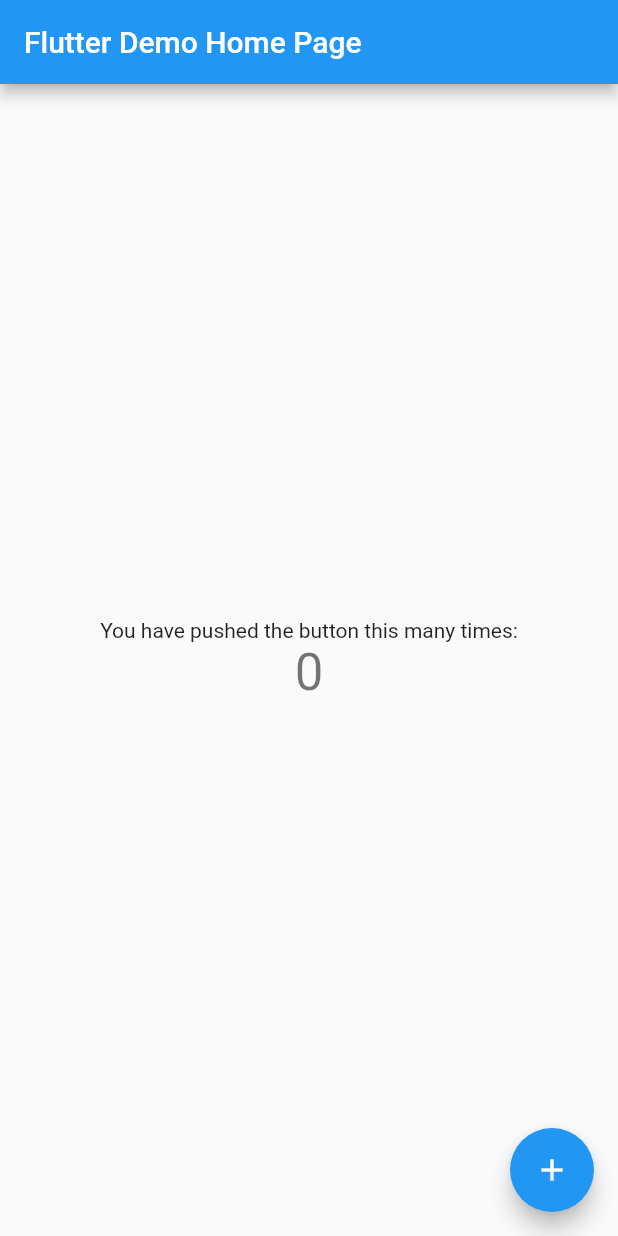
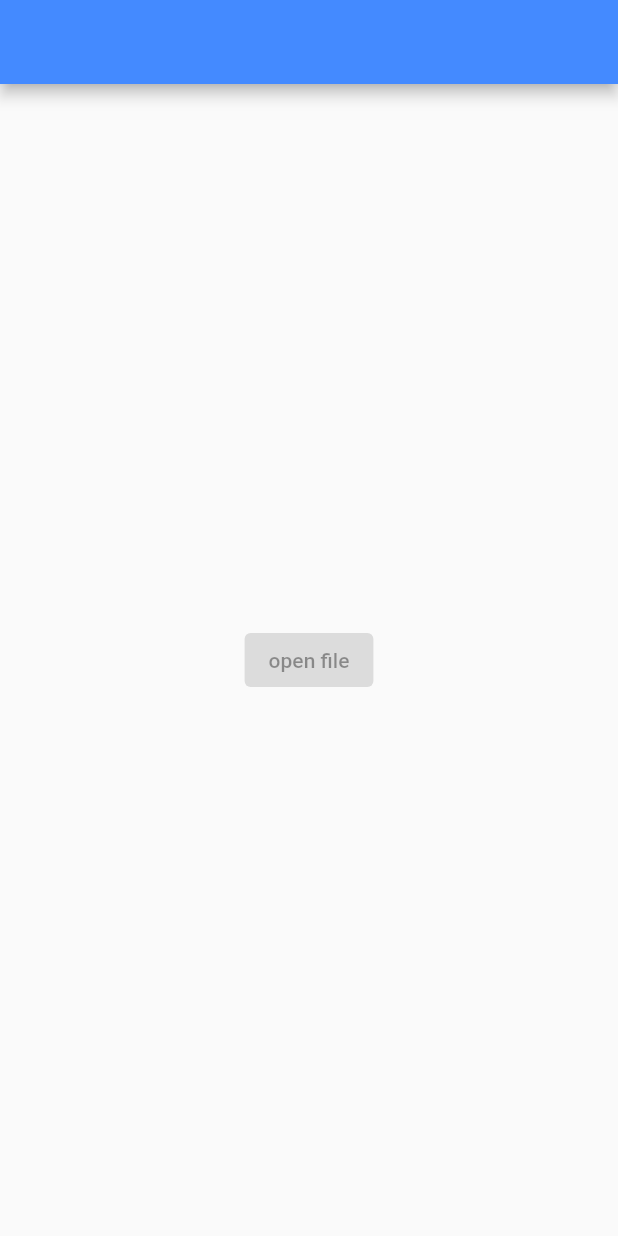
Before and after one commit to ychsue/class_grades_analyzer, a Flutter app: the screen it shows after launch, on a phone screen of 412 x 824 dp. Run offline on Flutter 3.47's test engine with Material 2 defaults, Android fonts, the phone set to English and light mode, and no system bars; our stand-ins replace get; Roboto replaces fonts that are missing (Georgia).

Commit message:
Set up the basic routing

```diff
--- a/lib/main.dart
+++ b/lib/main.dart
@@ -1,113 +1,17 @@
 import 'package:flutter/material.dart';
+import 'package:get/get.dart';
+
+import 'routes/app_pages.dart';
+import 'theme/app_theme_data.dart';
 
 void main() {
-  runApp(MyApp());
+  runApp(GetMaterialApp(
+    debugShowCheckedModeBanner: false,
+    initialRoute: Routes.HOME,
+    theme: appThemeData,
+    defaultTransition: Transition.fade,
+    // initialBinding: SplashBinding(),
+    getPages: AppPages.pages,
+    // home: SplashPage(),
+  ));
 }
-
-class MyApp extends StatelessWidget {
-  // This widget is the root of your application.
-  @override
-  Widget build(BuildContext context) {
-    return MaterialApp(
-      title: 'Flutter Demo',
-      theme: ThemeData(
-        // This is the theme of your application.
-        //
-        // Try running your application with "flutter run". You'll see the
-        // application has a blue toolbar. Then, without quitting the app, try
-        // changing the primarySwatch below to Colors.green and then invoke
-        // "hot reload" (press "r" in the console where you ran "flutter run",
-        // or simply save your changes to "hot reload" in a Flutter IDE).
-        // Notice that the counter didn't reset back to zero; the application
-        // is not restarted.
-        primarySwatch: Colors.blue,
-      ),
-      home: MyHomePage(title: 'Flutter Demo Home Page'),
-    );
-  }
-}
-
-class MyHomePage extends StatefulWidget {
-  MyHomePage({Key? key, required this.title}) : super(key: key);
-
-  // This widget is the home page of your application. It is stateful, meaning
-  // that it has a State object (defined below) that contains fields that affect
-  // how it looks.
-
-  // This class is the configuration for the state. It holds the values (in this
-  // case the title) provided by the parent (in this case the App widget) and
-  // used by the build method of the State. Fields in a Widget subclass are
-  // always marked "final".
-
-  final String title;
-
-  @override
-  _MyHomePageState createState() => _MyHomePageState();
-}
-
-class _MyHomePageState extends State<MyHomePage> {
-  int _counter = 0;
-
-  void _incrementCounter() {
-    setState(() {
-      // This call to setState tells the Flutter framework that something has
-      // changed in this State, which causes it to rerun the build method below
-      // so that the display can reflect the updated values. If we changed
-      // _counter without calling setState(), then the build method would not be
-      // called again, and so nothing would appear to happen.
-      _counter++;
-    });
-  }
-
-  @override
-  Widget build(BuildContext context) {
-    // This method is rerun every time setState is called, for instance as done
-    // by the _incrementCounter method above.
-    //
-    // The Flutter framework has been optimized to make rerunning build methods
-    // fast, so that you can just rebuild anything that needs updating rather
-    // than having to individually change instances of widgets.
-    return Scaffold(
-      appBar: AppBar(
-        // Here we take the value from the MyHomePage object that was created by
-        // the App.build method, and use it to set our appbar title.
-        title: Text(widget.title),
-      ),
-      body: Center(
-        // Center is a layout widget. It takes a single child and positions it
-        // in the middle of the parent.
-        child: Column(
-          // Column is also a layout widget. It takes a list of children and
-          // arranges them vertically. By default, it sizes itself to fit its
-          // children horizontally, and tries to be as tall as its parent.
-          //
-          // Invoke "debug painting" (press "p" in the console, choose the
-          // "Toggle Debug Paint" action from the Flutter Inspector in Android
-          // Studio, or the "Toggle Debug Paint" command in Visual Studio Code)
-          // to see the wireframe for each widget.
-          //
-          // Column has various properties to control how it sizes itself and
-          // how it positions its children. Here we use mainAxisAlignment to
-          // center the children vertically; the main axis here is the vertical
-          // axis because Columns are vertical (the cross axis would be
-          // horizontal).
-          mainAxisAlignment: MainAxisAlignment.center,
-          children: <Widget>[
-            Text(
-              'You have pushed the button this many times:',
-            ),
-            Text(
-              '$_counter',
-              style: Theme.of(context).textTheme.headline4,
-            ),
-          ],
-        ),
-      ),
-      floatingActionButton: FloatingActionButton(
-        onPressed: _incrementCounter,
-        tooltip: 'Increment',
-        child: Icon(Icons.add),
-      ), // This trailing comma makes auto-formatting nicer for build methods.
-    );
-  }
-}
--- /dev/null
+++ b/lib/modules/home_page.dart
@@ -0,0 +1,17 @@
+import 'package:flutter/material.dart';
+
+class HomePage extends StatelessWidget {
+  const HomePage({Key? key}) : super(key: key);
+
+  @override
+  Widget build(BuildContext context) {
+    return Scaffold(
+        appBar: AppBar(),
+        body: Center(
+          child: ElevatedButton(
+            child: Text("open file"),
+            onPressed: null,
+          ),
+        ));
+  }
+}
--- a/pubspec.yaml
+++ b/pubspec.yaml
@@ -28,6 +28,8 @@
   # The following adds the Cupertino Icons font to your application.
   # Use with the CupertinoIcons class for iOS style icons.
   cupertino_icons: ^1.0.2
+  get: ^4.3.4
+  filesystem_picker: ^2.0.0-nullsafety.0
 
 dev_dependencies:
   flutter_test:
```
Also changed, not shown: lib/routes/app_pages.dart (added, +12 -0 lines), lib/routes/app_routes.dart (added, +8 -0 lines), lib/theme/app_theme_data.dart (added, +10 -0 lines), pubspec.lock.
